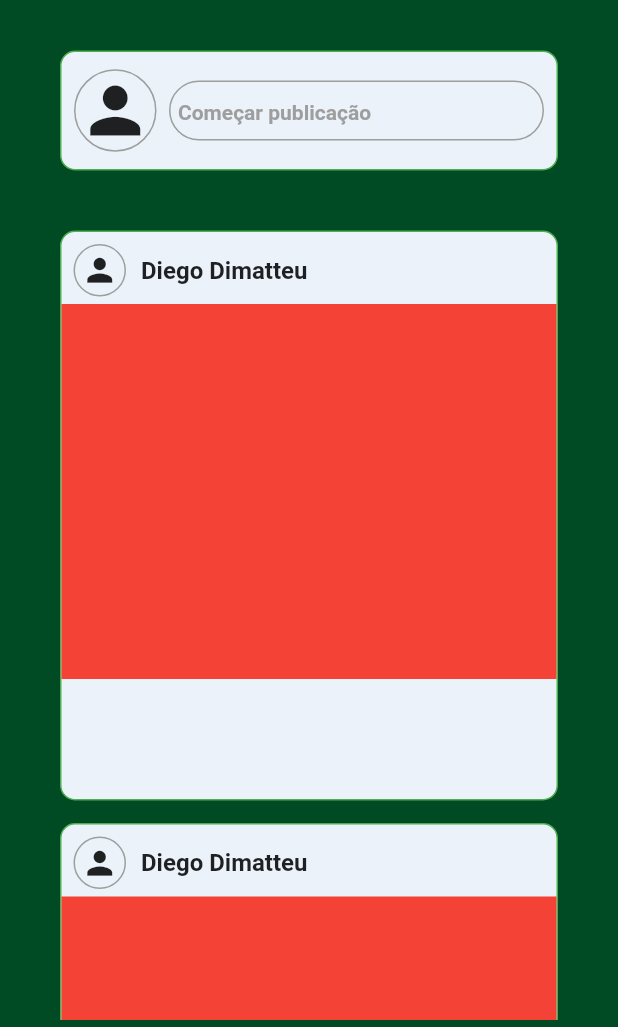
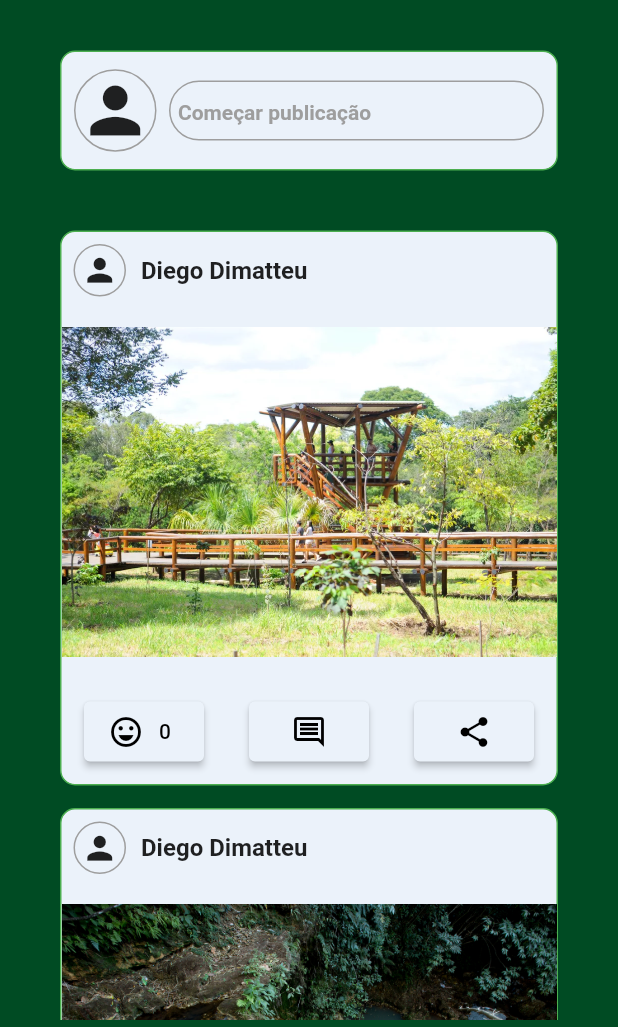
Before and after one commit to DiegoDimatteu/geossocial_parque, a Flutter app: the GeoredeA screen opened by its route, on a phone screen of 412 x 824 dp, the part 209-1236 px from its top. Run offline on Flutter 3.47's test engine with Material 2 defaults, Android fonts, the phone set to English and light mode, and no system bars; our stand-ins replace supercharged.

Commit message:
modelo da rede social

```diff
--- a/lib/screens/georede/georede_a.dart
+++ b/lib/screens/georede/georede_a.dart
@@ -4,9 +4,14 @@ import 'package:geossocial_parque/screens/georede/widgets/post_published.dart';
 import 'package:geossocial_parque/screens/georede/widgets/publish_post.dart';
 import 'package:supercharged/supercharged.dart';
 
-class GeoredeA extends StatelessWidget {
+class GeoredeA extends StatefulWidget {
   const GeoredeA({Key? key}) : super(key: key);
 
+  @override
+  State<GeoredeA> createState() => _GeoredeAState();
+}
+
+class _GeoredeAState extends State<GeoredeA> {
   @override
   Widget build(BuildContext context) {
     return Scaffold(
@@ -29,19 +34,19 @@ class GeoredeA extends StatelessWidget {
             const SizedBox(
               height: 40,
             ),
-            const PostPublished(),
+            const PostPublished(image: 'assets/image/parque_cortado.png'),
             const SizedBox(
               height: 15,
             ),
-            const PostPublished(),
+            const PostPublished(image: 'assets/image/cachoeira_cortado.jpg'),
             const SizedBox(
               height: 15,
             ),
-            const PostPublished(),
+            const PostPublished(image: 'assets/image/taguaparque_entrada.jpg'),
             const SizedBox(
               height: 15,
             ),
-            const PostPublished(),
+            const PostPublished(image: 'assets/image/taguaparque_portao.jpg'),
           ],
         ),
       ),
--- /dev/null
+++ b/lib/screens/georede/widgets/button_custom.dart
@@ -0,0 +1,26 @@
+import 'package:flutter/material.dart';
+import 'package:supercharged/supercharged.dart';
+
+class ButtonCustom extends StatelessWidget {
+  final IconData icon;
+
+  const ButtonCustom({Key? key, required this.icon}) : super(key: key);
+
+  @override
+  Widget build(BuildContext context) {
+    return SizedBox(
+      height: 40,
+      width: 80,
+      child: ElevatedButton(
+        style: ButtonStyle(
+          backgroundColor: MaterialStateProperty.all("EBF2FA".toColor()),
+        ),
+        child: Icon(
+          icon,
+          color: Colors.black,
+        ),
+        onPressed: () {},
+      ),
+    );
+  }
+}
--- /dev/null
+++ b/lib/screens/georede/widgets/button_like.dart
@@ -0,0 +1,45 @@
+import 'package:flutter/material.dart';
+import 'package:supercharged/supercharged.dart';
+
+class ButtonLike extends StatefulWidget {
+  final int like;
+  final IconData icon;
+  final String text;
+  const ButtonLike(
+      {Key? key, this.like = 0, required this.icon, required this.text})
+      : super(key: key);
+
+  @override
+  State<ButtonLike> createState() => _ButtonLikeState();
+}
+
+class _ButtonLikeState extends State<ButtonLike> {
+  @override
+  Widget build(BuildContext context) {
+    return SizedBox(
+      height: 40,
+      width: 80,
+      child: ElevatedButton(
+        style: ButtonStyle(
+          backgroundColor: MaterialStateProperty.all("EBF2FA".toColor()),
+        ),
+        child: Row(
+          children: [
+            Icon(
+              widget.icon,
+              color: Colors.black,
+            ),
+            const SizedBox(
+              width: 10,
+            ),
+            Text(
+              '${widget.like}',
+              style: const TextStyle(color: Colors.black),
+            )
+          ],
+        ),
+        onPressed: () {},
+      ),
+    );
+  }
+}
--- a/lib/screens/georede/widgets/post_published.dart
+++ b/lib/screens/georede/widgets/post_published.dart
@@ -1,14 +1,18 @@
 import 'package:flutter/material.dart';
+import 'package:geossocial_parque/screens/georede/widgets/button_custom.dart';
+import 'package:geossocial_parque/screens/georede/widgets/button_like.dart';
 import 'package:supercharged/supercharged.dart';
 
 class PostPublished extends StatelessWidget {
-  const PostPublished({Key? key}) : super(key: key);
+  final String image;
+  const PostPublished({Key? key, required this.image}) : super(key: key);
 
   @override
   Widget build(BuildContext context) {
+    Color cor = Colors.green;
     return Container(
       margin: const EdgeInsets.symmetric(horizontal: 40),
-      height: 380,
+      height: 370,
       decoration: BoxDecoration(
         color: "EBF2FA".toColor(),
         borderRadius: BorderRadius.circular(10),
@@ -43,11 +47,25 @@ class PostPublished extends StatelessWidget {
           const SizedBox(
             height: 5,
           ),
-          Container(
+          SizedBox(
             height: 250,
             width: 350,
-            color: Colors.red,
+            child: Image.asset(image),
           ),
+          const SizedBox(
+            height: 15,
+          ),
+          Row(
+            mainAxisAlignment: MainAxisAlignment.spaceAround,
+            children: const [
+              ButtonLike(
+                icon: Icons.sentiment_very_satisfied,
+                text: '',
+              ),
+              ButtonCustom(icon: Icons.comment_outlined),
+              ButtonCustom(icon: Icons.share),
+            ],
+          )
         ],
       ),
     );
--- a/pubspec.yaml
+++ b/pubspec.yaml
@@ -63,6 +63,10 @@ flutter:
     - assets/image/logo.png
     - assets/image/logo.svg
     - assets/image/cortado.png
+    - assets/image/parque_cortado.png
+    - assets/image/cachoeira_cortado.jpg
+    - assets/image/taguaparque_entrada.jpg
+    - assets/image/taguaparque_portao.jpg
 
   #   - images/a_dot_ham.jpeg
 
```
Also changed, not shown: assets/image/cachoeira_cortado.jpg (added), assets/image/parque_cortado.png (added), assets/image/taguaparque_portao.jpg (added), 1 other file.
